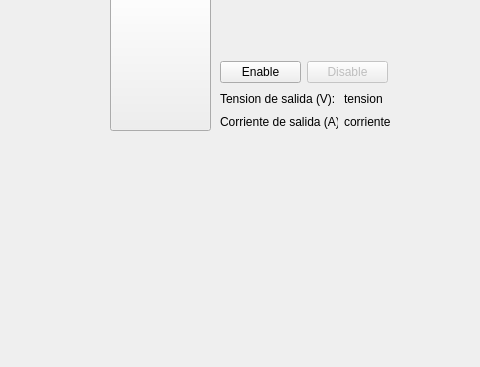
The window that estadored.ui (arukagiri/interfazLAC) describes before a commit, drawn with Qt 5; both pictures show x 0 to 480 and y 120 to 487 of the 939 by 487 pixel window.
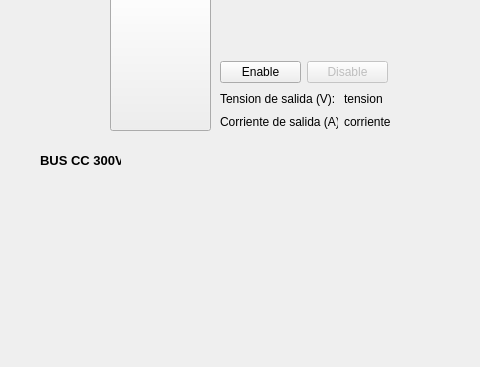
The same window after the commit. Icons and pictures are not drawn.

Commit message: Added label to bus in estado de red

What changed in the file:
```diff
--- a/estadored.ui
+++ b/estadored.ui
@@ -584,6 +584,26 @@
     </item>
    </layout>
   </widget>
+  <widget class="QLabel" name="label_3">
+   <property name="geometry">
+    <rect>
+     <x>40</x>
+     <y>270</y>
+     <width>81</width>
+     <height>21</height>
+    </rect>
+   </property>
+   <property name="font">
+    <font>
+     <pointsize>10</pointsize>
+     <weight>75</weight>
+     <bold>true</bold>
+    </font>
+   </property>
+   <property name="text">
+    <string>BUS CC 300V</string>
+   </property>
+  </widget>
  </widget>
  <resources>
   <include location="imagenes.qrc"/>
```
